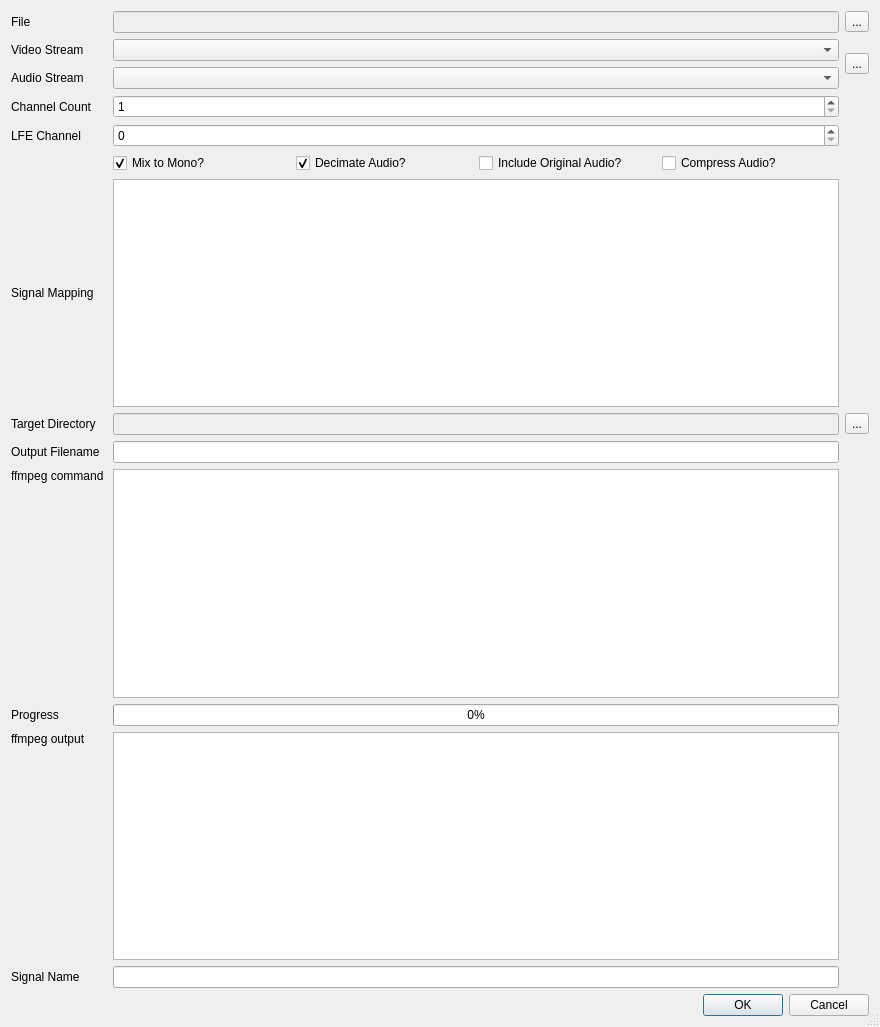
First picture: the form in src/main/python/ui/extract.ui, repository 3ll3d00d/beqdesigner, before the edit.
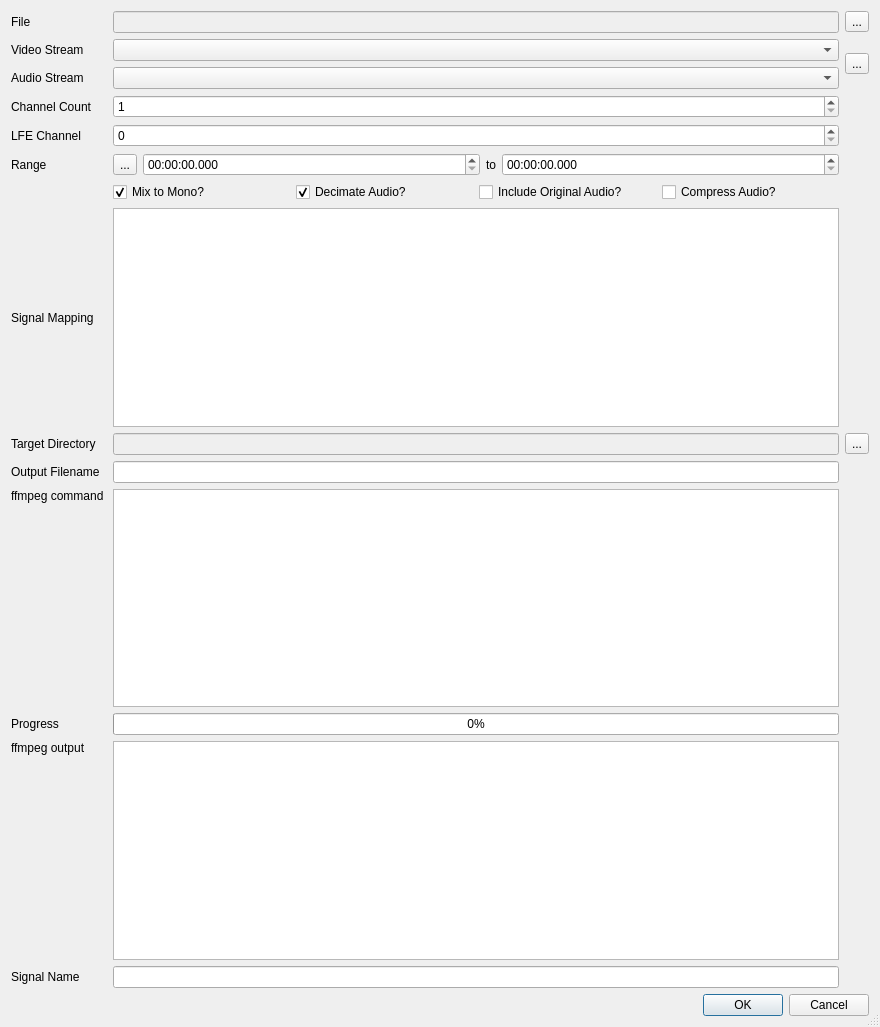
Second picture: the form after the edit.

Commit message: support slicing chunks of audio out of the track on extract or remux #89

The edit to the form file:
```diff
--- a/src/main/python/ui/extract.ui
+++ b/src/main/python/ui/extract.ui
@@ -24,35 +24,11 @@
   </property>
   <layout class="QVBoxLayout" name="boxLayout">
    <item>
-    <layout class="QGridLayout" name="gridLayout" rowstretch="1,0,0,0,0,0,0,0,0,0,0,0,0" columnstretch="0,0,0">
-     <item row="0" column="2">
-      <widget class="QToolButton" name="inputFilePicker">
-       <property name="text">
-        <string>...</string>
-       </property>
-      </widget>
-     </item>
-     <item row="0" column="0">
-      <widget class="QLabel" name="inputFileLabel">
-       <property name="text">
-        <string>File</string>
-       </property>
-      </widget>
-     </item>
-     <item row="8" column="1">
-      <widget class="QLineEdit" name="outputFilename"/>
-     </item>
-     <item row="4" column="0">
-      <widget class="QLabel" name="lfeChannelIndexLabel">
-       <property name="text">
-        <string>LFE Channel</string>
-       </property>
-      </widget>
-     </item>
-     <item row="3" column="1">
-      <widget class="QSpinBox" name="channelCount">
-       <property name="minimum">
-        <number>1</number>
+    <layout class="QGridLayout" name="gridLayout" rowstretch="1,0,0,0,0,0,0,0,0,0,0,0,0,0" columnstretch="0,0,0">
+     <item row="0" column="1">
+      <widget class="QLineEdit" name="inputFile">
+       <property name="enabled">
+        <bool>false</bool>
        </property>
       </widget>
      </item>
@@ -66,13 +42,6 @@
        </property>
       </widget>
      </item>
-     <item row="12" column="1">
-      <widget class="QLineEdit" name="signalName">
-       <property name="enabled">
-        <bool>true</bool>
-       </property>
-      </widget>
-     </item>
      <item row="3" column="0">
       <widget class="QLabel" name="channelCountLabel">
        <property name="text">
@@ -87,21 +56,14 @@
        </property>
       </widget>
      </item>
-     <item row="0" column="1">
-      <widget class="QLineEdit" name="inputFile">
+     <item row="13" column="1">
+      <widget class="QLineEdit" name="signalName">
        <property name="enabled">
-        <bool>false</bool>
+        <bool>true</bool>
        </property>
       </widget>
      </item>
-     <item row="7" column="0">
-      <widget class="QLabel" name="targetDirectoryLabel">
-       <property name="text">
-        <string>Target Directory</string>
-       </property>
-      </widget>
-     </item>
-     <item row="11" column="1">
+     <item row="12" column="1">
       <widget class="QPlainTextEdit" name="ffmpegOutput">
        <property name="enabled">
         <bool>true</bool>
@@ -119,14 +81,14 @@
        </property>
       </widget>
      </item>
-     <item row="7" column="1">
-      <widget class="QLineEdit" name="targetDir">
-       <property name="enabled">
-        <bool>false</bool>
+     <item row="8" column="0">
+      <widget class="QLabel" name="targetDirectoryLabel">
+       <property name="text">
+        <string>Target Directory</string>
        </property>
       </widget>
      </item>
-     <item row="7" column="2">
+     <item row="8" column="2">
       <widget class="QToolButton" name="targetDirPicker">
        <property name="text">
         <string>...</string>
@@ -136,36 +98,43 @@
      <item row="2" column="1">
       <widget class="QComboBox" name="audioStreams"/>
      </item>
-     <item row="8" column="0">
+     <item row="8" column="1">
+      <widget class="QLineEdit" name="targetDir">
+       <property name="enabled">
+        <bool>false</bool>
+       </property>
+      </widget>
+     </item>
+     <item row="9" column="0">
       <widget class="QLabel" name="outputFilenameLabel">
        <property name="text">
         <string>Output Filename</string>
        </property>
       </widget>
      </item>
-     <item row="12" column="0">
+     <item row="10" column="1">
+      <widget class="QPlainTextEdit" name="ffmpegCommandLine">
+       <property name="enabled">
+        <bool>true</bool>
+       </property>
+       <property name="font">
+        <font>
+         <family>Consolas</family>
+        </font>
+       </property>
+       <property name="readOnly">
+        <bool>true</bool>
+       </property>
+      </widget>
+     </item>
+     <item row="13" column="0">
       <widget class="QLabel" name="signalNameLabel">
        <property name="text">
         <string>Signal Name</string>
        </property>
       </widget>
      </item>
-     <item row="9" column="1">
-      <widget class="QPlainTextEdit" name="ffmpegCommandLine">
-       <property name="enabled">
-        <bool>true</bool>
-       </property>
-       <property name="font">
-        <font>
-         <family>Consolas</family>
-        </font>
-       </property>
-       <property name="readOnly">
-        <bool>true</bool>
-       </property>
-      </widget>
-     </item>
-     <item row="9" column="0">
+     <item row="10" column="0">
       <widget class="QLabel" name="ffmpegCommandLabel">
        <property name="text">
         <string>ffmpeg command </string>
@@ -175,38 +144,38 @@
        </property>
       </widget>
      </item>
-     <item row="10" column="0">
+     <item row="11" column="0">
       <widget class="QLabel" name="ffmpegProgressLabel">
        <property name="text">
         <string>Progress</string>
        </property>
       </widget>
      </item>
-     <item row="11" column="0">
-      <widget class="QLabel" name="ffmpegOutputLabel">
-       <property name="text">
-        <string>ffmpeg output</string>
-       </property>
-       <property name="alignment">
-        <set>Qt::AlignLeading|Qt::AlignLeft|Qt::AlignTop</set>
-       </property>
-      </widget>
-     </item>
-     <item row="10" column="1">
+     <item row="11" column="1">
       <widget class="QProgressBar" name="ffmpegProgress">
        <property name="value">
         <number>0</number>
        </property>
       </widget>
      </item>
-     <item row="6" column="0">
+     <item row="7" column="0">
       <widget class="QLabel" name="filterMappingLabel">
        <property name="text">
         <string>Signal Mapping</string>
        </property>
       </widget>
      </item>
-     <item row="6" column="1">
+     <item row="12" column="0">
+      <widget class="QLabel" name="ffmpegOutputLabel">
+       <property name="text">
+        <string>ffmpeg output</string>
+       </property>
+       <property name="alignment">
+        <set>Qt::AlignLeading|Qt::AlignLeft|Qt::AlignTop</set>
+       </property>
+      </widget>
+     </item>
+     <item row="7" column="1">
       <widget class="QListWidget" name="filterMapping">
        <property name="editTriggers">
         <set>QAbstractItemView::NoEditTriggers</set>
@@ -216,7 +185,14 @@
        </property>
       </widget>
      </item>
-     <item row="5" column="1">
+     <item row="1" column="2" rowspan="2">
+      <widget class="QToolButton" name="showProbeButton">
+       <property name="text">
+        <string>...</string>
+       </property>
+      </widget>
+     </item>
+     <item row="6" column="1">
       <layout class="QHBoxLayout" name="horizontalLayout">
        <item>
         <widget class="QCheckBox" name="monoMix">
@@ -267,13 +243,79 @@
      <item row="1" column="1">
       <widget class="QComboBox" name="videoStreams"/>
      </item>
-     <item row="1" column="2" rowspan="2">
-      <widget class="QToolButton" name="showProbeButton">
+     <item row="0" column="2">
+      <widget class="QToolButton" name="inputFilePicker">
        <property name="text">
         <string>...</string>
        </property>
       </widget>
      </item>
+     <item row="0" column="0">
+      <widget class="QLabel" name="inputFileLabel">
+       <property name="text">
+        <string>File</string>
+       </property>
+      </widget>
+     </item>
+     <item row="3" column="1">
+      <widget class="QSpinBox" name="channelCount">
+       <property name="minimum">
+        <number>1</number>
+       </property>
+      </widget>
+     </item>
+     <item row="4" column="0">
+      <widget class="QLabel" name="lfeChannelIndexLabel">
+       <property name="text">
+        <string>LFE Channel</string>
+       </property>
+      </widget>
+     </item>
+     <item row="9" column="1">
+      <widget class="QLineEdit" name="outputFilename"/>
+     </item>
+     <item row="5" column="0">
+      <widget class="QLabel" name="label">
+       <property name="text">
+        <string>Range</string>
+       </property>
+      </widget>
+     </item>
+     <item row="5" column="1">
+      <layout class="QHBoxLayout" name="rangeLayout" stretch="0,1,0,1">
+       <item>
+        <widget class="QToolButton" name="limitRange">
+         <property name="text">
+          <string>...</string>
+         </property>
+         <property name="checkable">
+          <bool>true</bool>
+         </property>
+        </widget>
+       </item>
+       <item>
+        <widget class="QTimeEdit" name="rangeFrom">
+         <property name="displayFormat">
+          <string>HH:mm:ss.zzz</string>
+         </property>
+        </widget>
+       </item>
+       <item>
+        <widget class="QLabel" name="rangeSeparatorLabel">
+         <property name="text">
+          <string>to</string>
+         </property>
+        </widget>
+       </item>
+       <item>
+        <widget class="QTimeEdit" name="rangeTo">
+         <property name="displayFormat">
+          <string>HH:mm:ss.zzz</string>
+         </property>
+        </widget>
+       </item>
+      </layout>
+     </item>
     </layout>
    </item>
    <item>
```
Left out of the diff: 71 changed lines with no effect on the pictures. The commit also changes 3 other files.
